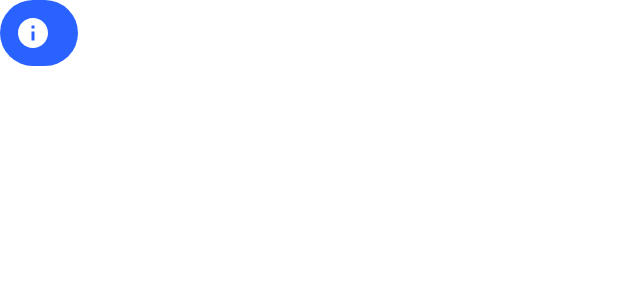
After one commit to Jmarser/Proyecto_as, an Android app: the layout toast_personalizado.xml on its own in the app's theme, with its tools: preview values and no code run, on a phone screen of 412 x 824 dp. The commit adds this screen. Shown: the top 300 px of the screen. Run offline under Robolectric (Android 15) with nearby library versions, the phone set to English and light mode, and no system bars.

Commit message:
personalizando elementos

```diff
--- /dev/null
+++ b/app/src/main/res/drawable/estilo_toast.xml
@@ -0,0 +1,7 @@
+<?xml version="1.0" encoding="utf-8"?>
+<shape xmlns:android="http://schemas.android.com/apk/res/android"
+    android:shape="rectangle">
+    <corners android:radius="25dp"/>
+    <solid android:color="@color/md_blue_A700"/>
+
+</shape>
--- /dev/null
+++ b/app/src/main/res/drawable/ic_info_24.xml
@@ -0,0 +1,5 @@
+<vector android:height="24dp" android:tint="#FFFFFF"
+    android:viewportHeight="24" android:viewportWidth="24"
+    android:width="24dp" xmlns:android="http://schemas.android.com/apk/res/android">
+    <path android:fillColor="@android:color/white" android:pathData="M12,2C6.48,2 2,6.48 2,12s4.48,10 10,10 10,-4.48 10,-10S17.52,2 12,2zM13,17h-2v-6h2v6zM13,9h-2L11,7h2v2z"/>
+</vector>
--- /dev/null
+++ b/app/src/main/res/layout/toast_personalizado.xml
@@ -0,0 +1,28 @@
+<?xml version="1.0" encoding="utf-8"?>
+<LinearLayout
+    xmlns:android="http://schemas.android.com/apk/res/android"
+    xmlns:app="http://schemas.android.com/apk/res-auto"
+    android:id="@+id/layout_toast"
+    android:layout_width="wrap_content"
+    android:layout_height="wrap_content"
+    android:orientation="horizontal"
+    android:gravity="center_horizontal|center_vertical"
+    android:padding="10dp"
+    android:background="@drawable/estilo_toast">
+
+    <ImageView
+        android:id="@+id/imageView2"
+        android:layout_width="wrap_content"
+        android:layout_height="wrap_content"
+        android:layout_weight="1"
+        android:layout_marginEnd="8dp"
+        android:contentDescription="@string/icono_informacion"
+        app:srcCompat="@drawable/ic_info_24" />
+
+    <TextView
+        android:id="@+id/tv_mensaje_toast"
+        android:layout_width="wrap_content"
+        android:layout_height="wrap_content"
+        android:layout_weight="1"
+        android:textColor="@color/md_white_1000"/>
+</LinearLayout>
--- a/app/src/main/res/values/strings.xml
+++ b/app/src/main/res/values/strings.xml
@@ -40,5 +40,6 @@
     <string name="Enabled_user">El usuario esta dado de baja</string>
     <string name="ok">OK</string>
     <string name="firmar">Firmar Ficha</string>
+    <string name="icono_informacion">icono informacion</string>
 
 </resources>
```
Also changed, not shown: app/src/main/AndroidManifest.xml (+6 -3 lines), app/src/main/java/com/jmarser/proyecto_as/splash/view/SplashActivity.java (+29 -0 lines), app/src/main/java/com/jmarser/proyecto_as/utils/Utilidades.java (added, +11 -0 lines), app/src/main/res/drawable/estilo_progressbar_splash.xml (added, +24 -0 lines), app/src/main/res/layout/activity_splash.xml (+10 -0 lines).
